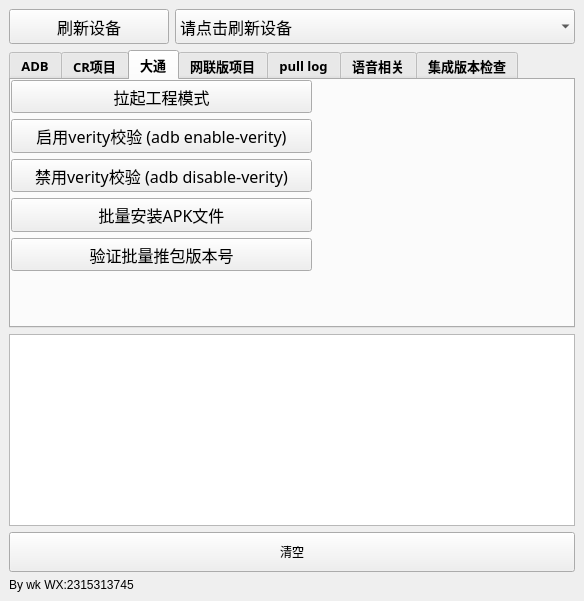
First picture: the form in adbtool.ui, repository wangke956/ADBTools, before the edit.
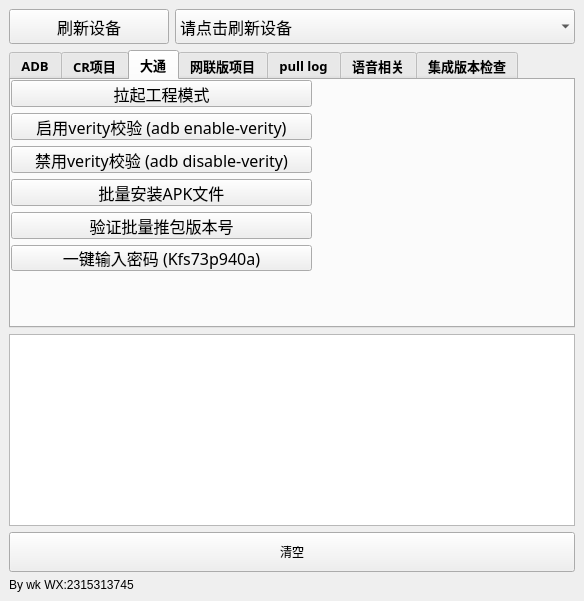
Second picture: the form after the edit. The open tabs and pages were chosen to show the change.

Commit message: 1.添加一键输入大通工程模式密码

```diff
--- a/adbtool.ui
+++ b/adbtool.ui
@@ -859,6 +859,31 @@
            </property>
           </widget>
          </item>
+         <item>
+          <widget class="QPushButton" name="datong_input_password_button">
+           <property name="minimumSize">
+            <size>
+             <width>200</width>
+             <height>0</height>
+            </size>
+           </property>
+           <property name="maximumSize">
+            <size>
+             <width>16777215</width>
+             <height>50</height>
+            </size>
+           </property>
+           <property name="font">
+            <font>
+             <family>Arial Rounded MT Bold</family>
+             <pointsize>12</pointsize>
+            </font>
+           </property>
+           <property name="text">
+            <string>一键输入密码 (Kfs73p940a)</string>
+           </property>
+          </widget>
+         </item>
         </layout>
        </widget>
       </widget>
```
The commit also changes 1 other file.
